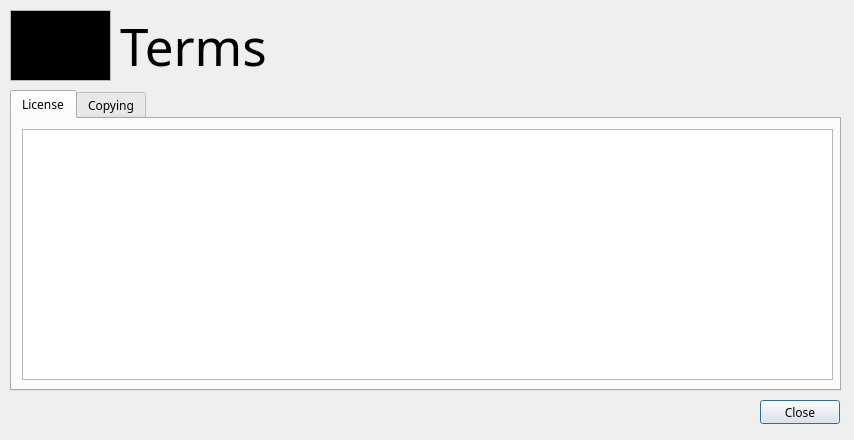
This is wikiLYNX/ui/terms.ui in flamboyantpenguin/wikiLYNX as Qt 5 draws it before an edit. The edited form follows.
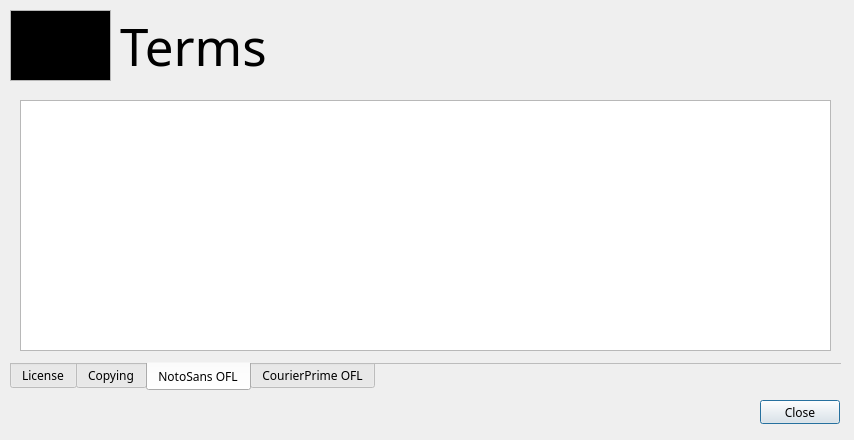
This is the edited form. The open tabs and pages were chosen to show the change. Icons and pictures are not drawn.

```diff
--- a/wikiLYNX/ui/terms.ui
+++ b/wikiLYNX/ui/terms.ui
@@ -95,9 +95,27 @@
      <height>301</height>
     </rect>
    </property>
+   <property name="tabPosition">
+    <enum>QTabWidget::TabPosition::South</enum>
+   </property>
+   <property name="tabShape">
+    <enum>QTabWidget::TabShape::Rounded</enum>
+   </property>
    <property name="currentIndex">
     <number>0</number>
    </property>
+   <property name="documentMode">
+    <bool>true</bool>
+   </property>
+   <property name="tabsClosable">
+    <bool>false</bool>
+   </property>
+   <property name="movable">
+    <bool>false</bool>
+   </property>
+   <property name="tabBarAutoHide">
+    <bool>false</bool>
+   </property>
    <widget class="QWidget" name="tab1">
     <attribute name="title">
      <string>License</string>
@@ -140,6 +158,48 @@
      </property>
     </widget>
    </widget>
+   <widget class="QWidget" name="tab3">
+    <attribute name="title">
+     <string>NotoSans OFL</string>
+    </attribute>
+    <widget class="QTextBrowser" name="notoOFL">
+     <property name="geometry">
+      <rect>
+       <x>10</x>
+       <y>10</y>
+       <width>811</width>
+       <height>251</height>
+      </rect>
+     </property>
+     <property name="inputMethodHints">
+      <set>Qt::InputMethodHint::ImhNone</set>
+     </property>
+     <property name="textInteractionFlags">
+      <set>Qt::TextInteractionFlag::LinksAccessibleByKeyboard|Qt::TextInteractionFlag::LinksAccessibleByMouse|Qt::TextInteractionFlag::TextBrowserInteraction|Qt::TextInteractionFlag::TextSelectableByKeyboard|Qt::TextInteractionFlag::TextSelectableByMouse</set>
+     </property>
+    </widget>
+   </widget>
+   <widget class="QWidget" name="tab4">
+    <attribute name="title">
+     <string>CourierPrime OFL</string>
+    </attribute>
+    <widget class="QTextBrowser" name="courierPrimeOFL">
+     <property name="geometry">
+      <rect>
+       <x>10</x>
+       <y>10</y>
+       <width>811</width>
+       <height>251</height>
+      </rect>
+     </property>
+     <property name="inputMethodHints">
+      <set>Qt::InputMethodHint::ImhNone</set>
+     </property>
+     <property name="textInteractionFlags">
+      <set>Qt::TextInteractionFlag::LinksAccessibleByKeyboard|Qt::TextInteractionFlag::LinksAccessibleByMouse|Qt::TextInteractionFlag::TextBrowserInteraction|Qt::TextInteractionFlag::TextSelectableByKeyboard|Qt::TextInteractionFlag::TextSelectableByMouse</set>
+     </property>
+    </widget>
+   </widget>
   </widget>
  </widget>
  <resources/>
```
